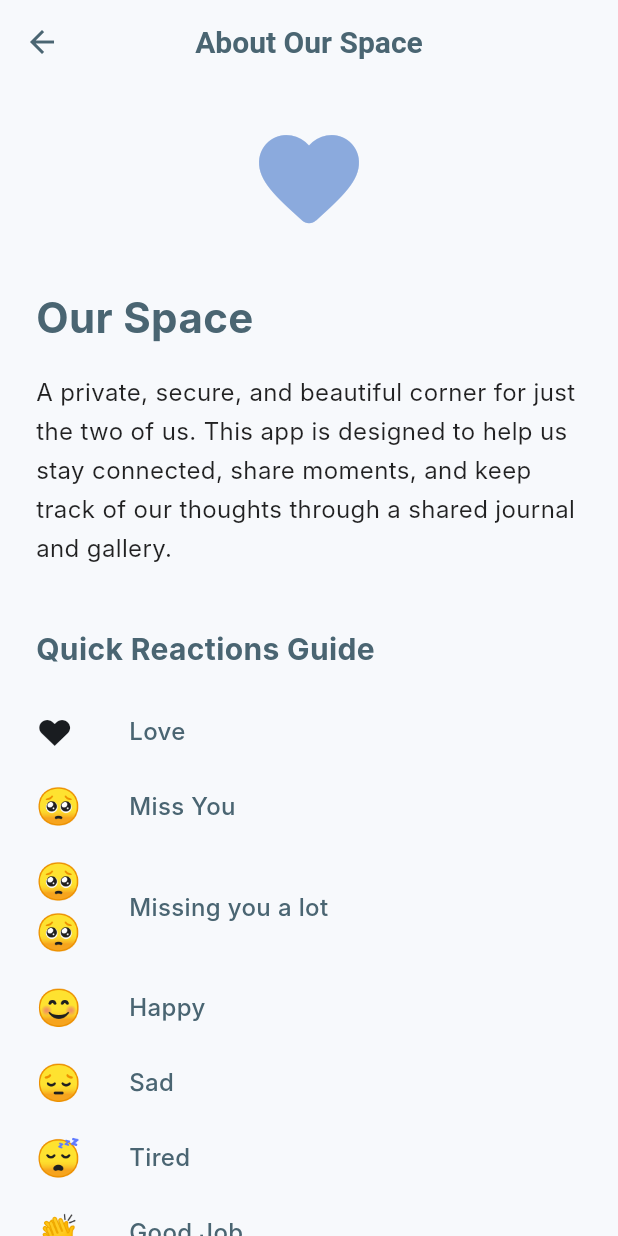
After one commit to Aarif-work/talk, a Flutter app: the AboutPage screen opened directly, on a phone screen of 412 x 824 dp. The commit adds this screen. Run offline on Flutter 3.47's test engine with Material 3 defaults, Android fonts, the phone set to English and light mode, and no system bars; our stand-ins replace cloud_firestore, firebase_auth, firebase_core, firebase_messaging, flutter_local_notifications, image_picker; accounts and stored records are empty; Roboto replaces fonts that are missing (Inter).

Commit message:
side nav bar

```diff
--- /dev/null
+++ b/lib/about_page.dart
@@ -0,0 +1,105 @@
+import 'package:flutter/material.dart';
+
+class AboutPage extends StatelessWidget {
+  const AboutPage({super.key});
+
+  @override
+  Widget build(BuildContext context) {
+    return Scaffold(
+      appBar: AppBar(
+        title: const Text('About Our Space'),
+      ),
+      body: SingleChildScrollView(
+        padding: const EdgeInsets.all(24.0),
+        child: Column(
+          crossAxisAlignment: CrossAxisAlignment.start,
+          children: [
+            const Center(
+              child: Icon(
+                Icons.favorite_rounded,
+                size: 80,
+                color: Color(0xFF8BAADD),
+              ),
+            ),
+            const SizedBox(height: 32),
+            const Text(
+              'Our Space',
+              style: TextStyle(
+                fontSize: 28,
+                fontWeight: FontWeight.bold,
+                color: Color(0xFF4A6572),
+              ),
+            ),
+            const SizedBox(height: 16),
+            const Text(
+              'A private, secure, and beautiful corner for just the two of us. This app is designed to help us stay connected, share moments, and keep track of our thoughts through a shared journal and gallery.',
+              style: TextStyle(
+                fontSize: 16,
+                color: Colors.black87,
+                height: 1.6,
+              ),
+            ),
+            const SizedBox(height: 40),
+            const Text(
+              'Quick Reactions Guide',
+              style: TextStyle(
+                fontSize: 20,
+                fontWeight: FontWeight.bold,
+                color: Color(0xFF4A6572),
+              ),
+            ),
+            const SizedBox(height: 16),
+            _buildReactionInfo('❤️', 'Love'),
+            _buildReactionInfo('🥺', 'Miss You'),
+            _buildReactionInfo('🥺🥺', 'Missing you a lot'),
+            _buildReactionInfo('😊', 'Happy'),
+            _buildReactionInfo('😔', 'Sad'),
+            _buildReactionInfo('😴', 'Tired'),
+            _buildReactionInfo('👏', 'Good Job'),
+            _buildReactionInfo('👍', 'Okay'),
+            _buildReactionInfo('💪', 'Stay Strong'),
+            const SizedBox(height: 40),
+            const Divider(),
+            const SizedBox(height: 20),
+            const Text(
+              'Privacy First',
+              style: TextStyle(
+                fontSize: 18,
+                fontWeight: FontWeight.bold,
+                color: Color(0xFF4A6572),
+              ),
+            ),
+            const SizedBox(height: 8),
+            const Text(
+              'Everything you share here is private and secured by your personal PIN. No one else has access to our memories.',
+              style: TextStyle(fontSize: 14, color: Colors.grey),
+            ),
+          ],
+        ),
+      ),
+    );
+  }
+
+  Widget _buildReactionInfo(String emoji, String meaning) {
+    return Padding(
+      padding: const EdgeInsets.symmetric(vertical: 8.0),
+      child: Row(
+        children: [
+          SizedBox(
+            width: 50,
+            child: Text(emoji, style: const TextStyle(fontSize: 24)),
+          ),
+          const SizedBox(width: 12),
+          Text(
+            meaning,
+            style: const TextStyle(
+              fontSize: 16,
+              fontWeight: FontWeight.w500,
+              color: Color(0xFF4A6572),
+            ),
+          ),
+        ],
+      ),
+    );
+  }
+}
--- /dev/null
+++ b/lib/globals.dart
@@ -0,0 +1,5 @@
+import 'package:flutter/material.dart';
+
+class Globals {
+  static final GlobalKey<ScaffoldState> scaffoldKey = GlobalKey<ScaffoldState>();
+}
--- a/lib/image_update_page.dart
+++ b/lib/image_update_page.dart
@@ -5,6 +5,8 @@ import 'package:path_provider/path_provider.dart';
 import 'package:path/path.dart' as p;
 import 'package:firebase_auth/firebase_auth.dart';
 import 'package:cloud_firestore/cloud_firestore.dart';
+import 'app_drawer.dart';
+import 'globals.dart';
 
 class ImageUpdatePage extends StatefulWidget {
   const ImageUpdatePage({super.key});
@@ -75,6 +77,10 @@ class _ImageUpdatePageState extends State<ImageUpdatePage> {
   Widget build(BuildContext context) {
     return Scaffold(
       appBar: AppBar(
+        leading: IconButton(
+          icon: const Icon(Icons.menu_rounded),
+          onPressed: () => Globals.scaffoldKey.currentState?.openDrawer(),
+        ),
         title: const Text('Our Gallery'),
         actions: [
           IconButton(
--- a/lib/journal_page.dart
+++ b/lib/journal_page.dart
@@ -2,6 +2,8 @@ import 'dart:async';
 import 'package:flutter/material.dart';
 import 'package:firebase_auth/firebase_auth.dart';
 import 'package:cloud_firestore/cloud_firestore.dart';
+import 'app_drawer.dart';
+import 'globals.dart';
 
 class JournalPage extends StatefulWidget {
   const JournalPage({super.key});
@@ -81,6 +83,10 @@ class _JournalPageState extends State<JournalPage> {
           appBar: AppBar(
             backgroundColor: Colors.white,
             elevation: 0,
+            leading: IconButton(
+              icon: const Icon(Icons.menu_rounded),
+              onPressed: () => Globals.scaffoldKey.currentState?.openDrawer(),
+            ),
             title: const Text('Journal Entries', style: TextStyle(color: Color(0xFF4A6572), fontWeight: FontWeight.bold)),
             actions: [
               IconButton(
```
Also changed, not shown: lib/app_drawer.dart (added, +83 -0 lines), lib/home_page.dart (+119 -4 lines), lib/login_page.dart (+7 -0 lines).
